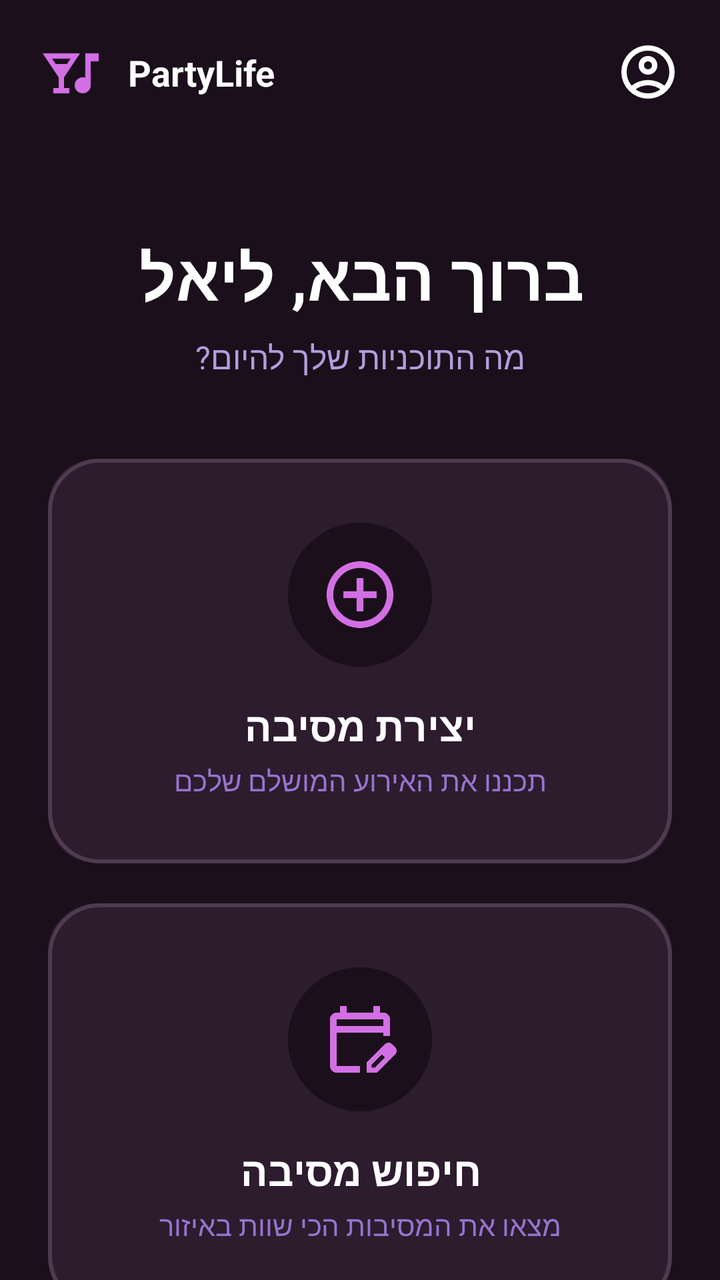
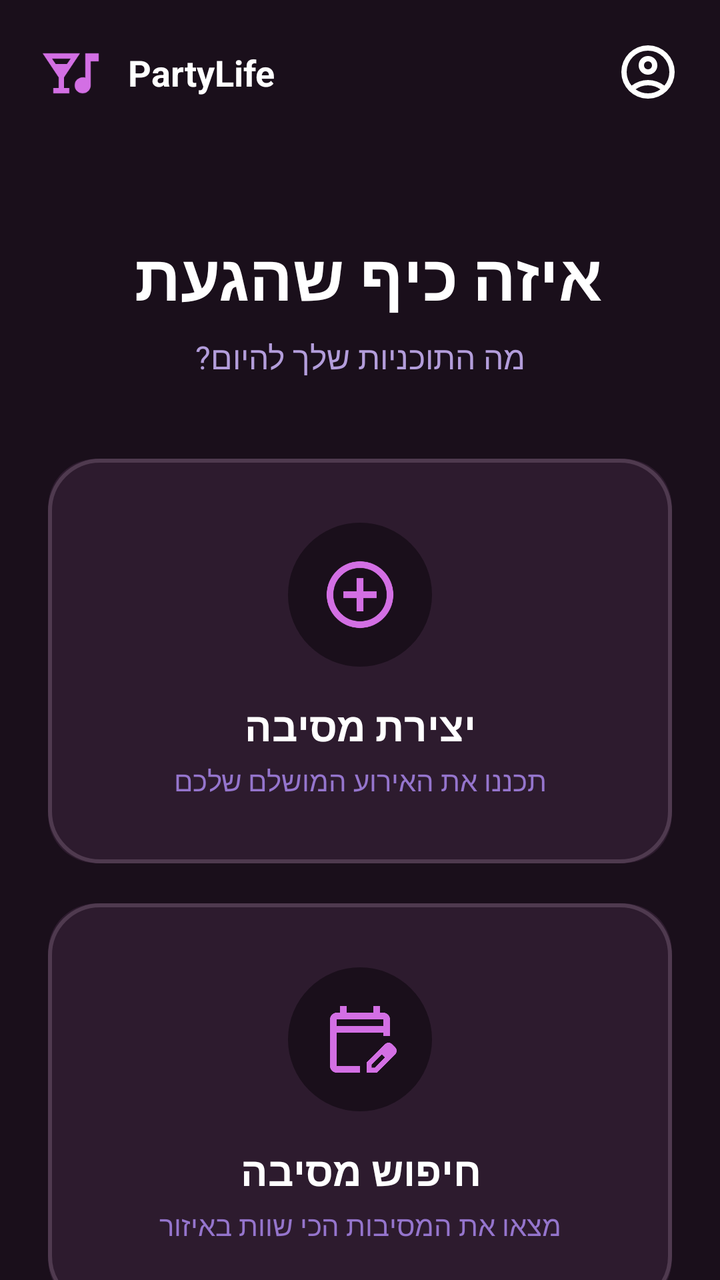

An Android layout rendered at two revisions. The XML below is the earlier revision; the diff shows what the commit changed to produce the second picture.
<!-- AndroidManifest.xml: application theme Theme.PartyLife -->
<!-- res/layout/activity_open_page.xml -->
<?xml version="1.0" encoding="utf-8"?>
<androidx.constraintlayout.widget.ConstraintLayout xmlns:android="http://schemas.android.com/apk/res/android"
    xmlns:app="http://schemas.android.com/apk/res-auto"
    xmlns:tools="http://schemas.android.com/tools"
    android:layout_width="match_parent"
    android:layout_height="match_parent"
    android:id="@+id/openpage"
    android:background="#1A0F1B"
    android:layoutDirection="rtl">

    
    
    <ImageView
        android:id="@+id/ivSettings"
        android:layout_width="40dp"
        android:layout_height="40dp"
        android:layout_marginStart="16dp"
        android:layout_marginTop="16dp"
        android:padding="4dp"
        android:src="@drawable/personimeg"
        app:tint="#FFFFFF"
        app:layout_constraintStart_toStartOf="parent"
        app:layout_constraintTop_toTopOf="parent" />

    <ImageView
        android:id="@+id/ivLogo"
        android:layout_width="40dp"
        android:layout_height="40dp"
        android:layout_marginEnd="16dp"
        android:layout_marginTop="16dp"
        android:padding="4dp"
        android:src="@drawable/partyicon"
        app:tint="#D36FE4"
        app:layout_constraintEnd_toEndOf="parent"
        app:layout_constraintTop_toTopOf="parent" />

    <TextView
        android:id="@+id/tvAppName"
        android:layout_width="wrap_content"
        android:layout_height="wrap_content"
        android:layout_marginEnd="8dp"
        android:text="PartyLife"
        android:textColor="#FFFFFF"
        android:textSize="18sp"
        android:textStyle="bold"
        app:layout_constraintBottom_toBottomOf="@id/ivLogo"
        app:layout_constraintEnd_toStartOf="@id/ivLogo"
        app:layout_constraintTop_toTopOf="@id/ivLogo" />

    
    <TextView
        android:id="@+id/tvWelcome"
        android:layout_width="wrap_content"
        android:layout_height="wrap_content"
        android:layout_marginTop="60dp"
        android:text="ברוך הבא, ליאל"
        android:textColor="#FFFFFF"
        android:textSize="32sp"
        android:textStyle="bold"
        app:layout_constraintEnd_toEndOf="parent"
        app:layout_constraintStart_toStartOf="parent"
        app:layout_constraintTop_toBottomOf="@id/ivLogo" />

    <TextView
        android:id="@+id/tvSubtitle"
        android:layout_width="wrap_content"
        android:layout_height="wrap_content"
        android:layout_marginTop="8dp"
        android:text="מה התוכניות שלך להיום?"
        android:textColor="#B39DDB"
        android:textSize="16sp"
        app:layout_constraintEnd_toEndOf="parent"
        app:layout_constraintStart_toStartOf="parent"
        app:layout_constraintTop_toBottomOf="@id/tvWelcome" />

    
    <androidx.cardview.widget.CardView
        android:id="@+id/cvCreateParty"
        android:layout_width="0dp"
        android:layout_height="wrap_content"
        android:layout_marginStart="24dp"
        android:layout_marginTop="40dp"
        android:layout_marginEnd="24dp"
        app:cardBackgroundColor="#2D1B2E"
        app:cardCornerRadius="24dp"
        app:cardElevation="0dp"
        app:layout_constraintEnd_toEndOf="parent"
        app:layout_constraintStart_toStartOf="parent"
        app:layout_constraintTop_toBottomOf="@id/tvSubtitle">

        <androidx.constraintlayout.widget.ConstraintLayout
            android:layout_width="match_parent"
            android:layout_height="wrap_content"
            android:padding="32dp"
            android:background="@drawable/button_outline">

            <ImageView
                android:id="@+id/ivCreateIcon"
                android:layout_width="72dp"
                android:layout_height="72dp"
                android:padding="16dp"
                android:background="@drawable/circle_icon_background"
                android:backgroundTint="#1A0F1B"
                android:src="@drawable/add_circle_24dp_ffffff_fill0_wght400_grad0_opsz24"
                app:tint="#D36FE4"
                app:layout_constraintEnd_toEndOf="parent"
                app:layout_constraintStart_toStartOf="parent"
                app:layout_constraintTop_toTopOf="parent" />

            <TextView
                android:id="@+id/tvCreateTitle"
                android:layout_width="wrap_content"
                android:layout_height="wrap_content"
                android:layout_marginTop="16dp"
                android:text="יצירת מסיבה"
                android:textColor="#FFFFFF"
                android:textSize="20sp"
                android:textStyle="bold"
                app:layout_constraintEnd_toEndOf="parent"
                app:layout_constraintStart_toStartOf="parent"
                app:layout_constraintTop_toBottomOf="@id/ivCreateIcon" />

            <TextView
                android:id="@+id/tvCreateSubtitle"
                android:layout_width="wrap_content"
                android:layout_height="wrap_content"
                android:layout_marginTop="4dp"
                android:text="תכננו את האירוע המושלם שלכם"
                android:textColor="#9575CD"
                android:textSize="14sp"
                app:layout_constraintEnd_toEndOf="parent"
                app:layout_constraintStart_toStartOf="parent"
                app:layout_constraintTop_toBottomOf="@id/tvCreateTitle" />

        </androidx.constraintlayout.widget.ConstraintLayout>

    </androidx.cardview.widget.CardView>

    
    <androidx.cardview.widget.CardView
        android:id="@+id/cvPlanParty"
        android:layout_width="0dp"
        android:layout_height="wrap_content"
        android:layout_marginStart="24dp"
        android:layout_marginTop="20dp"
        android:layout_marginEnd="24dp"
        app:cardBackgroundColor="#2D1B2E"
        app:cardCornerRadius="24dp"
        app:cardElevation="0dp"
        app:layout_constraintEnd_toEndOf="parent"
        app:layout_constraintStart_toStartOf="parent"
        app:layout_constraintTop_toBottomOf="@id/cvCreateParty">

        <androidx.constraintlayout.widget.ConstraintLayout
            android:layout_width="match_parent"
            android:layout_height="wrap_content"
            android:padding="32dp"
            android:background="@drawable/button_outline">

            <ImageView
                android:id="@+id/ivPlanIcon"
                android:layout_width="72dp"
                android:layout_height="72dp"
                android:padding="16dp"
                android:background="@drawable/circle_icon_background"
                android:backgroundTint="#1A0F1B"
                android:src="@drawable/planicon"
                app:tint="#D36FE4"
                app:layout_constraintEnd_toEndOf="parent"
                app:layout_constraintStart_toStartOf="parent"
                app:layout_constraintTop_toTopOf="parent" />

            <TextView
                android:id="@+id/tvPlanTitle"
                android:layout_width="wrap_content"
                android:layout_height="wrap_content"
                android:layout_marginTop="16dp"
                android:text="חיפוש מסיבה"
                android:textColor="#FFFFFF"
                android:textSize="20sp"
                android:textStyle="bold"
                app:layout_constraintEnd_toEndOf="parent"
                app:layout_constraintStart_toStartOf="parent"
                app:layout_constraintTop_toBottomOf="@id/ivPlanIcon" />

            <TextView
                android:id="@+id/tvPlanSubtitle"
                android:layout_width="wrap_content"
                android:layout_height="wrap_content"
                android:layout_marginTop="4dp"
                android:text="מצאו את המסיבות הכי שוות באיזור"
                android:textColor="#9575CD"
                android:textSize="14sp"
                app:layout_constraintEnd_toEndOf="parent"
                app:layout_constraintStart_toStartOf="parent"
                app:layout_constraintTop_toBottomOf="@id/tvPlanTitle" />

        </androidx.constraintlayout.widget.ConstraintLayout>

    </androidx.cardview.widget.CardView>

</androidx.constraintlayout.widget.ConstraintLayout>
<!-- resources referenced by this layout -->
<resources>
  <!-- drawable add_circle_24dp_ffffff_fill0_wght400_grad0_opsz24 (drawable) -->
  <vector xmlns:android="http://schemas.android.com/apk/res/android"
      android:width="24dp"
      android:height="24dp"
      android:viewportWidth="960"
      android:viewportHeight="960">
    <path
        android:pathData="M440,680h80v-160h160v-80L520,440v-160h-80v160L280,440v80h160v160ZM480,880q-83,0 -156,-31.5T197,763q-54,-54 -85.5,-127T80,480q0,-83 31.5,-156T197,197q54,-54 127,-85.5T480,80q83,0 156,31.5T763,197q54,54 85.5,127T880,480q0,83 -31.5,156T763,763q-54,54 -127,85.5T480,880ZM480,800q134,0 227,-93t93,-227q0,-134 -93,-227t-227,-93q-134,0 -227,93t-93,227q0,134 93,227t227,93ZM480,480Z"
        android:fillColor="#FFFFFF"/>
  </vector>
  <!-- drawable button_outline (drawable) -->
  <?xml version="1.0" encoding="utf-8"?>
  <shape xmlns:android="http://schemas.android.com/apk/res/android"
      android:shape="rectangle">
      <solid android:color="@android:color/transparent"/> <corners android:radius="25dp"/> <stroke
      android:width="2dp"
  
      android:color="#4F3A4F"
  
      /> </shape>
  <!-- drawable circle_icon_background (drawable) -->
  <?xml version="1.0" encoding="utf-8"?>
  <shape xmlns:android="http://schemas.android.com/apk/res/android"
      android:shape="oval">
      <solid android:color="#8A304F"/>
      <size
          android:width="64dp"
          android:height="64dp"/>
  </shape>
  <!-- drawable partyicon (drawable) -->
  <vector xmlns:android="http://schemas.android.com/apk/res/android"
      android:width="24dp"
      android:height="24dp"
      android:viewportWidth="960"
      android:viewportHeight="960">
    <path
        android:pathData="M200,800v-80h80v-160L40,200h560L360,560v160h80v80L200,800ZM236,360h168l56,-80L180,280l56,80ZM640,800q-50,0 -85,-35t-35,-85q0,-50 35,-85t85,-35q11,0 21,1.5t19,6.5v-368h200v120L760,320v360q0,50 -35,85t-85,35Z"
        android:fillColor="#FFFFFF"/>
  </vector>
  <!-- drawable personimeg (drawable) -->
  <vector xmlns:android="http://schemas.android.com/apk/res/android"
      android:width="24dp"
      android:height="24dp"
      android:viewportWidth="960"
      android:viewportHeight="960">
    <path
        android:pathData="M234,684q51,-39 114,-61.5T480,600q69,0 132,22.5T726,684q35,-41 54.5,-93T800,480q0,-133 -93.5,-226.5T480,160q-133,0 -226.5,93.5T160,480q0,59 19.5,111t54.5,93ZM480,520q-59,0 -99.5,-40.5T340,380q0,-59 40.5,-99.5T480,240q59,0 99.5,40.5T620,380q0,59 -40.5,99.5T480,520ZM480,880q-83,0 -156,-31.5T197,763q-54,-54 -85.5,-127T80,480q0,-83 31.5,-156T197,197q54,-54 127,-85.5T480,80q83,0 156,31.5T763,197q54,54 85.5,127T880,480q0,83 -31.5,156T763,763q-54,54 -127,85.5T480,880ZM480,800q53,0 100,-15.5t86,-44.5q-39,-29 -86,-44.5T480,680q-53,0 -100,15.5T294,740q39,29 86,44.5T480,800ZM480,440q26,0 43,-17t17,-43q0,-26 -17,-43t-43,-17q-26,0 -43,17t-17,43q0,26 17,43t43,17ZM480,380ZM480,740Z"
        android:fillColor="#FFFFFF"/>
  </vector>
  <!-- drawable planicon (drawable) -->
  <vector xmlns:android="http://schemas.android.com/apk/res/android"
      android:width="24dp"
      android:height="24dp"
      android:viewportWidth="960"
      android:viewportHeight="960">
    <path
        android:pathData="M200,880q-33,0 -56.5,-23.5T120,800v-560q0,-33 23.5,-56.5T200,160h40v-80h80v80h320v-80h80v80h40q33,0 56.5,23.5T840,240v200h-80v-40L200,400v400h280v80L200,880ZM200,320h560v-80L200,240v80ZM200,320v-80,80ZM560,880v-123l221,-220q9,-9 20,-13t22,-4q12,0 23,4.5t20,13.5l37,37q8,9 12.5,20t4.5,22q0,11 -4,22.5T903,660L683,880L560,880ZM860,617 L823,580 860,617ZM620,820h38l121,-122 -18,-19 -19,-18 -122,121v38ZM761,679 L742,661 779,698 761,679Z"
        android:fillColor="#FFFFFF"/>
  </vector>
  <style name="Theme.PartyLife" parent="Base.Theme.PartyLife" />
  <style name="Base.Theme.PartyLife" parent="Theme.Material3.Dark.NoActionBar">
        
  
      </style>
</resources>

<!-- the commit's change to res/layout/activity_open_page.xml (unified diff, before → after) -->
@@ -53,7 +53,7 @@
         android:layout_width="wrap_content"
         android:layout_height="wrap_content"
         android:layout_marginTop="60dp"
-        android:text="ברוך הבא, ליאל"
+        android:text="איזה כיף שהגעת "
         android:textColor="#FFFFFF"
         android:textSize="32sp"
         android:textStyle="bold"
